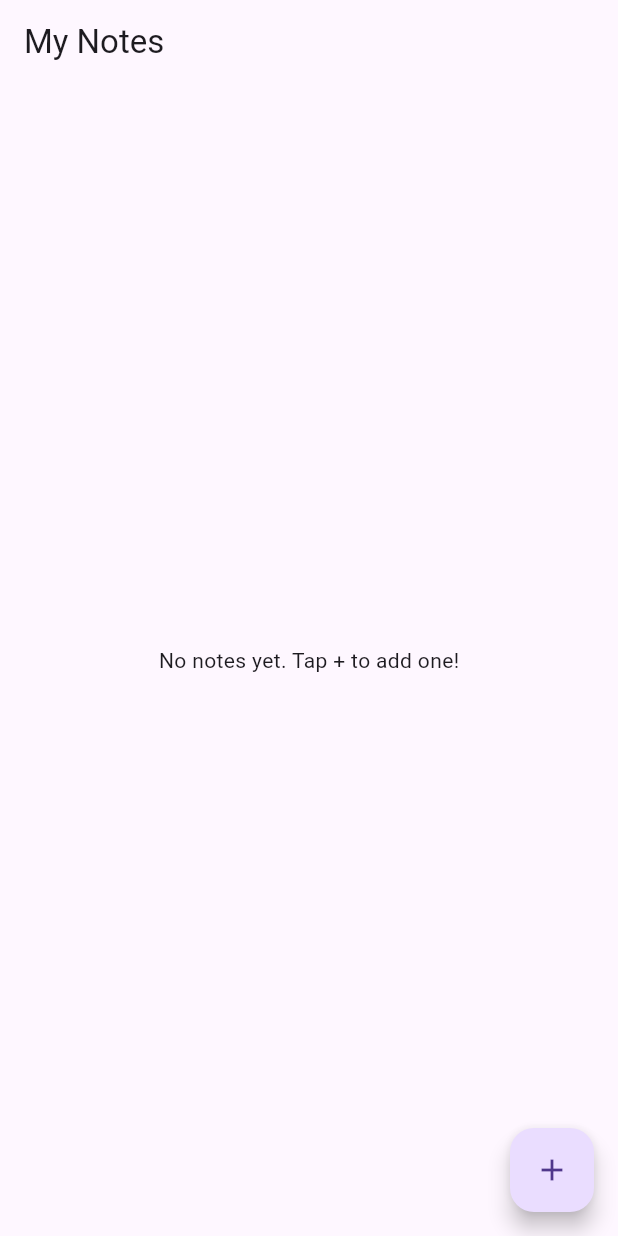
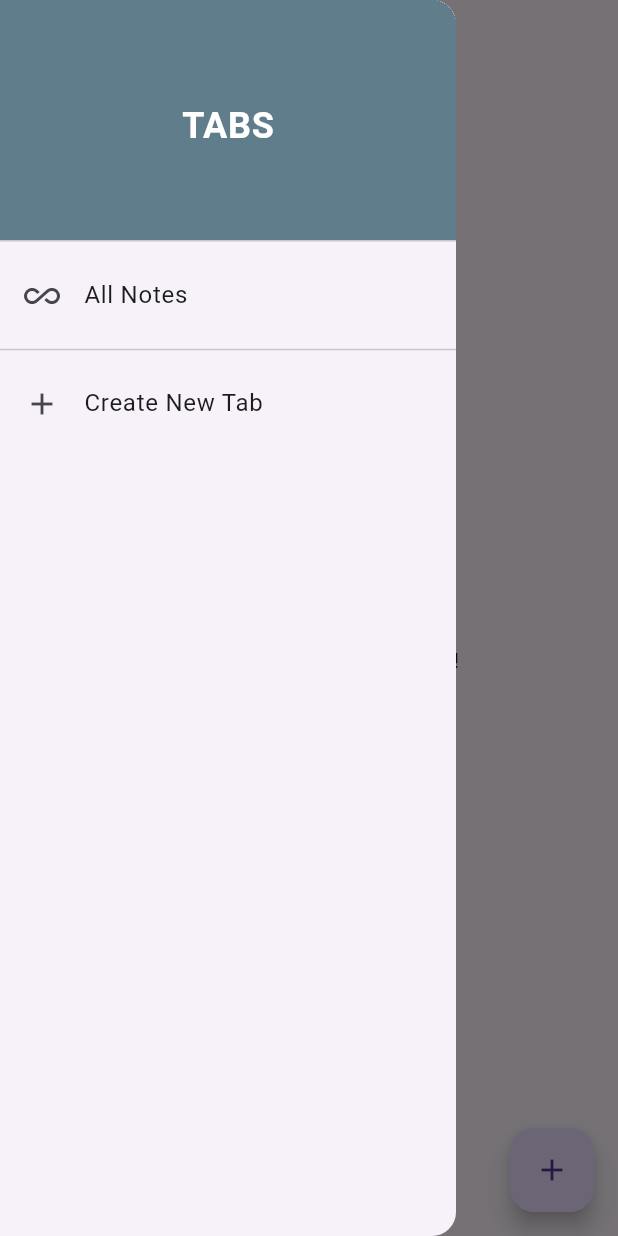
Before and after one commit to ElijDavis/Notify, a Flutter app: the HomeScreen screen opened directly, with the side drawer open (before the commit the screen has no drawer), on a phone screen of 412 x 824 dp. Run offline on Flutter 3.47's test engine with Material 3 defaults, Android fonts, the phone set to English and light mode, and no system bars; our stand-ins replace flutter_colorpicker, flutter_local_notifications, sqflite, sqflite_common_ffi, supabase_flutter; accounts and stored records are empty.

Commit message:
side screen modal: note category side screen added

```diff
--- a/notify_flutter/lib/screens/home_screen.dart
+++ b/notify_flutter/lib/screens/home_screen.dart
@@ -91,6 +91,38 @@ class _HomeScreenState extends State<HomeScreen> {
   Widget build(BuildContext context) {
     return Scaffold(
       appBar: AppBar(title: const Text('My Notes')),
+        drawer: Drawer(
+        child: Column(
+          children: [
+            const DrawerHeader(
+              decoration: BoxDecoration(color: Colors.blueGrey),
+              child: Center(
+                child: Text('TABS',
+                  style: TextStyle(color: Colors.white, fontSize: 24, fontWeight: FontWeight.bold)
+                ),
+              ),
+            ),
+            ListTile(
+              leading: const Icon(Icons.all_inclusive),
+              title: const Text('All Notes'),
+              onTap: () {
+                // Logic to show all notes
+                Navigator.pop(context);
+              },
+            ),
+            const Divider(),
+            // Future: Use a ListView.builder here to show categories from the DB
+            ListTile(
+              leading: const Icon(Icons.add),
+              title: const Text('Create New Tab'),
+              onTap: () {
+                // Logic to show a dialog and create a category
+                Navigator.pop(context);
+              },
+            ),
+          ],
+        ),
+      ),
       body: _isLoading
           ? const Center(child: CircularProgressIndicator())
           : _notes.isEmpty
```
Also changed, not shown: notify_flutter/lib/screens/note_editor_screen.dart (+6 -1 lines).
